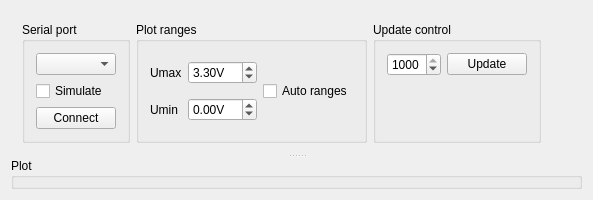
Qt form Qt/res/mainwidget.ui (Ingener74/Uglifess) before a commit.
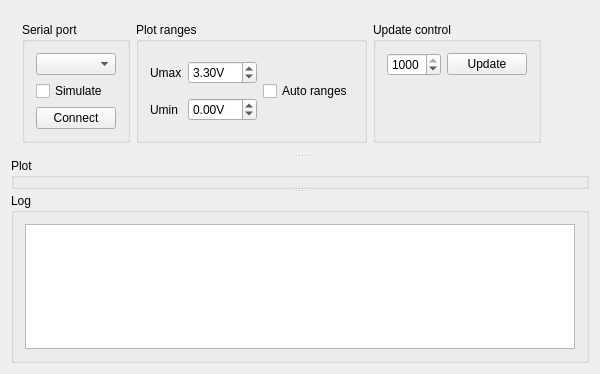
The same form after that commit. Icons and pictures are not drawn.

What changed in the file:
```diff
--- a/Qt/res/mainwidget.ui
+++ b/Qt/res/mainwidget.ui
@@ -6,8 +6,8 @@
    <rect>
     <x>0</x>
     <y>0</y>
-    <width>593</width>
-    <height>190</height>
+    <width>600</width>
+    <height>374</height>
    </rect>
   </property>
   <property name="windowTitle">
@@ -17,13 +17,13 @@
    <iconset resource="resources.qrc">
     <normaloff>:/main/ini.png</normaloff>:/main/ini.png</iconset>
   </property>
-  <layout class="QVBoxLayout" name="verticalLayout_3">
+  <layout class="QVBoxLayout" name="verticalLayout_4">
    <item>
     <widget class="QSplitter" name="splitter">
      <property name="orientation">
       <enum>Qt::Vertical</enum>
      </property>
-     <widget class="QWidget" name="">
+     <widget class="QWidget" name="layoutWidget">
       <layout class="QHBoxLayout" name="horizontalLayout_3">
        <item>
         <widget class="QGroupBox" name="groupBoxSerialPort">
@@ -189,6 +189,16 @@
        <string>Plot</string>
       </property>
      </widget>
+     <widget class="QGroupBox" name="groupBoxLog">
+      <property name="title">
+       <string>Log</string>
+      </property>
+      <layout class="QVBoxLayout" name="verticalLayout_3">
+       <item>
+        <widget class="QTextEdit" name="textEditLog"/>
+       </item>
+      </layout>
+     </widget>
     </widget>
    </item>
   </layout>
```
